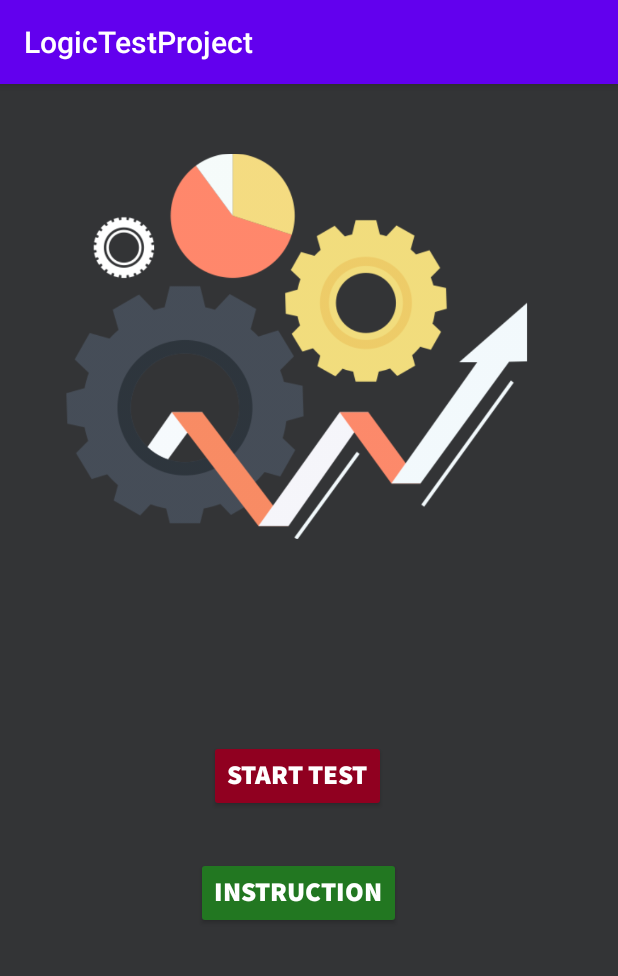
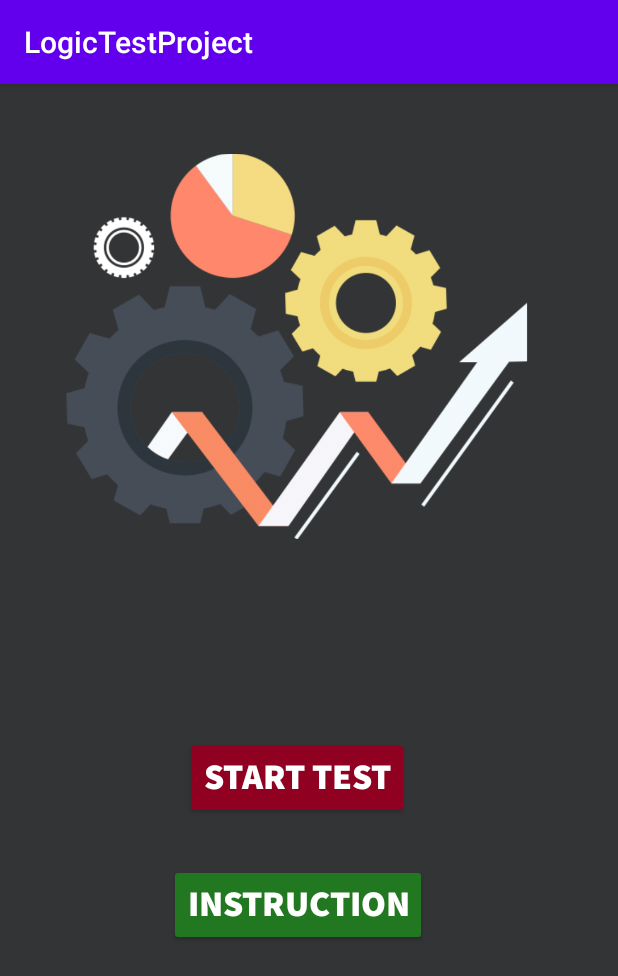
Before and after one commit to MRdimenter/-logic_test, an Android app: the screen it shows after launch (MainActivity), on a phone screen of 412 x 824 dp. Shown: the top 976 px of the screen. Run offline under Robolectric (Android 15) with nearby library versions, the phone set to English and light mode, and no system bars; our stand-ins replace data binding.

Commit message:
Сreate Fragment instruction

```diff
--- a/app/src/main/java/com/example/android/logictestproject/TitleFragment.kt
+++ b/app/src/main/java/com/example/android/logictestproject/TitleFragment.kt
@@ -17,6 +17,7 @@ class TitleFragment : Fragment() {
 
         binding.startButton.setOnClickListener { v: View ->  v.findNavController().navigate(R.id.action_titleFragment_to_gameFragment)} //listener для перехода на другой фрагмент
 
+        binding.InstructionButton.setOnClickListener { v: View -> v.findNavController().navigate(R.id.action_titleFragment_to_instructionFragment)  }
         return binding.root
 
 
--- a/app/src/main/res/layout/fragment_title.xml
+++ b/app/src/main/res/layout/fragment_title.xml
@@ -20,7 +20,7 @@
             android:fontFamily="@font/source_sans_pro_black"
             android:text="@string/button_Instruction"
             android:textColor="@android:color/primary_text_dark_nodisable"
-            android:textSize="18sp"
+            android:textSize="24sp"
             app:layout_constraintBottom_toBottomOf="parent"
             app:layout_constraintEnd_toEndOf="parent"
             app:layout_constraintStart_toStartOf="parent"
@@ -58,7 +58,7 @@
             android:fontFamily="@font/source_sans_pro_black"
             android:text="@string/button_start"
             android:textColor="@android:color/primary_text_dark_nodisable"
-            android:textSize="18sp"
+            android:textSize="24sp"
             app:layout_constraintBottom_toBottomOf="parent"
             app:layout_constraintEnd_toEndOf="parent"
             app:layout_constraintHorizontal_bias="0.498"
--- a/app/src/main/res/navigation/navigation.xml
+++ b/app/src/main/res/navigation/navigation.xml
@@ -10,6 +10,9 @@
         <action
             android:id="@+id/action_titleFragment_to_gameFragment"
             app:destination="@id/gameFragment" />
+        <action
+            android:id="@+id/action_titleFragment_to_instructionFragment"
+            app:destination="@id/instructionFragment" />
     </fragment>
     <fragment
         android:id="@+id/gameFragment"
@@ -28,4 +31,8 @@
             android:name="correctAnswers"
             app:argType="integer" />
     </fragment>
+    <fragment
+        android:id="@+id/instructionFragment"
+        android:name="com.example.android.logictestproject.InstructionFragment"
+        android:label="InstructionFragment" />
 </navigation>
```
Also changed, not shown: app/src/main/java/com/example/android/logictestproject/InstructionFragment.kt (added, +24 -0 lines), app/src/main/res/layout/fragment_instruction.xml (added, +25 -0 lines).
